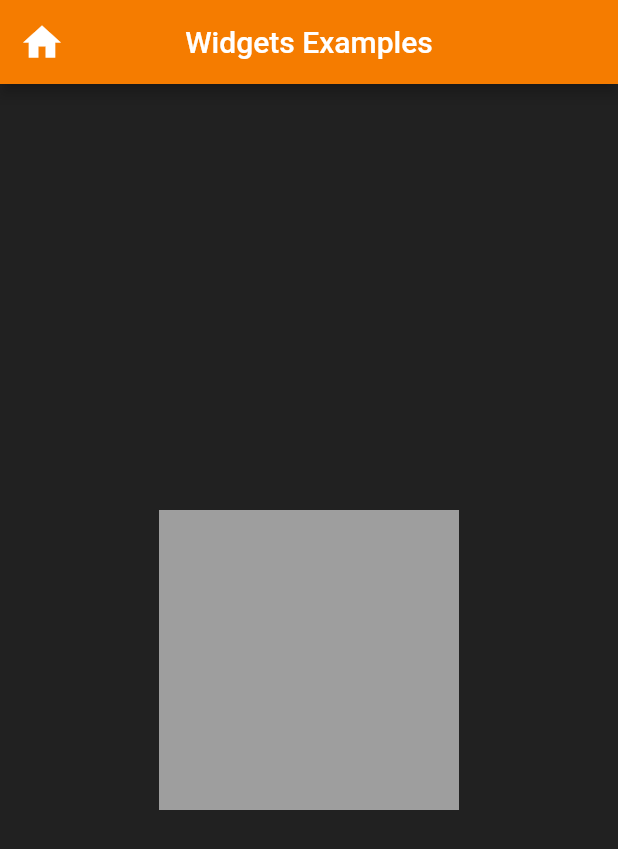
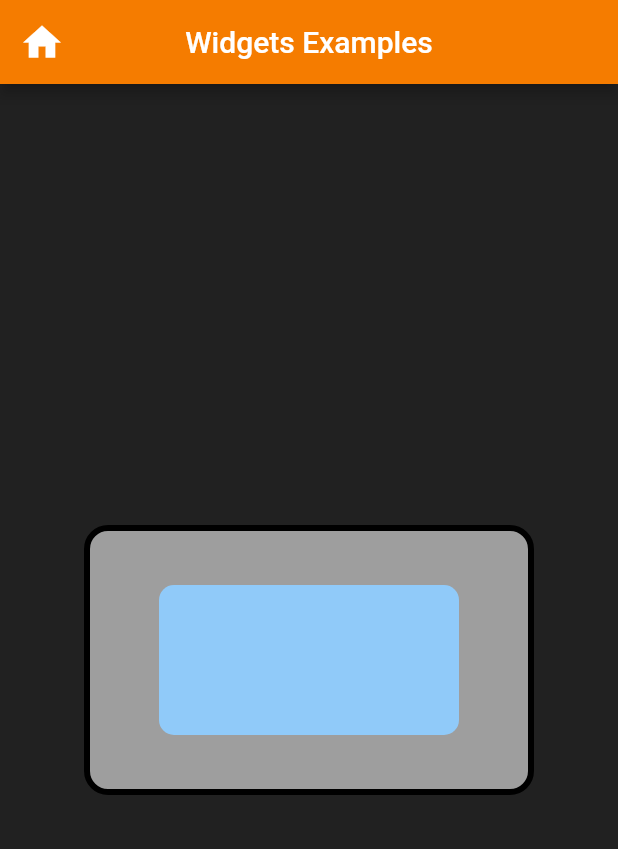
Before and after one commit to Igneele91/Dart-Flutter-Udmi2022, a Flutter app: the screen it shows after launch, on a phone screen of 412 x 824 dp. Shown: the top 849 px of the screen. Run offline on Flutter 3.47's test engine with Material 2 defaults, Android fonts, the phone set to English and light mode, and no system bars.

Commit message:
box in box after with3deffect

```diff
--- a/flutter_grundlagen/lib/presentation/widgets_examples/widgets/container_text_example.dart
+++ b/flutter_grundlagen/lib/presentation/widgets_examples/widgets/container_text_example.dart
@@ -6,10 +6,26 @@ class ContainerTextExample extends StatelessWidget {
   @override
   Widget build(BuildContext context) {
     return Center(
-        child: Container(
-      height: 200,
-      width: 200,
-      color: Colors.grey,
-    ));
+      child: Container(
+        height: 180,
+        width: 300,
+        decoration: BoxDecoration(
+            color: Colors.grey,
+            border: Border.all(
+              color: Colors.black,
+              width: 4,
+            ),
+            borderRadius: BorderRadius.circular(16)),
+        child: Center(
+          child: Container(
+            height: 100,
+            width: 200,
+            decoration: BoxDecoration(
+                color: Colors.blue[200],
+                borderRadius: BorderRadius.circular(10)),
+          ),
+        ),
+      ), // das Komma für neue line merken
+    );
   }
 }
```
